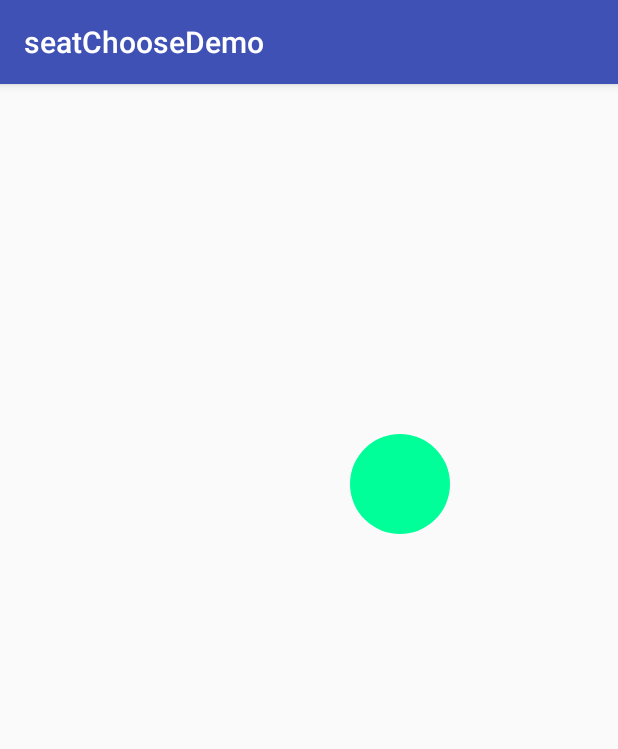
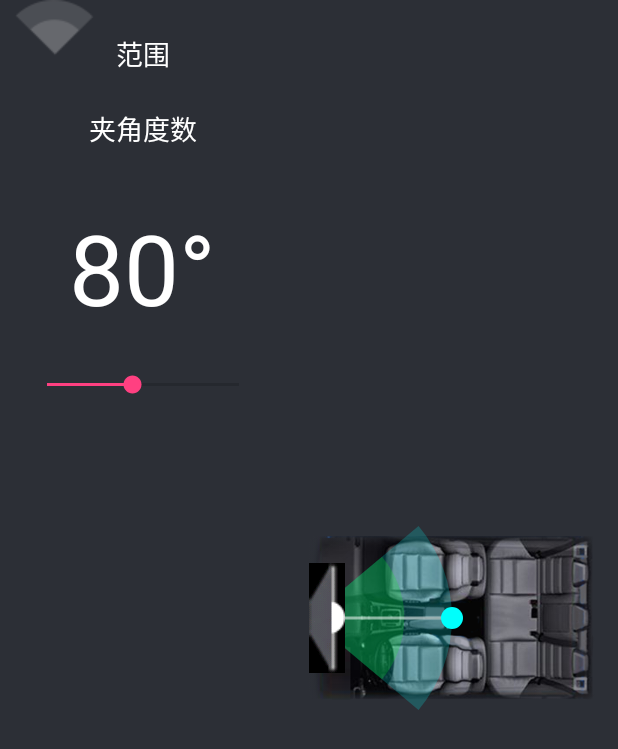
Before and after one commit to wangxiaoxiaohan/seatChooseDemo, an Android app: the screen it shows after launch (MainActivity), on a phone screen of 412 x 824 dp. Shown: the top 749 px of the screen. Run offline under Robolectric (Android 15) with nearby library versions, the light colour scheme and no system bars.

Commit message:
2018.4.3  17:00

```diff
--- a/app/src/main/java/com/example/lhd/seatchoosedemo/MainActivity.java
+++ b/app/src/main/java/com/example/lhd/seatchoosedemo/MainActivity.java
@@ -1,13 +1,51 @@
 package com.example.lhd.seatchoosedemo;
 
+import android.app.Activity;
 import android.support.v7.app.AppCompatActivity;
 import android.os.Bundle;
+import android.view.Window;
+import android.widget.SeekBar;
+import android.widget.TextView;
 
-public class MainActivity extends AppCompatActivity {
+public class MainActivity extends Activity {
+    private sectorView sectorView;
+    private SeekBar seekBar;
+    private TextView angeleText;
 
     @Override
     protected void onCreate(Bundle savedInstanceState) {
         super.onCreate(savedInstanceState);
+        requestWindowFeature(Window.FEATURE_NO_TITLE);
         setContentView(R.layout.activity_main);
+        initView();
+        initListener();
+
+
+    }
+    private  void initView(){
+        sectorView=findViewById(R.id.cccc);
+        seekBar=findViewById(R.id.seekbar);
+        angeleText=findViewById(R.id.angleText);
+
+        seekBar.setMax(180);
+        seekBar.setProgress(80);
+        sectorView.setDegree(80);
+
+    }
+    private  void initListener(){
+        seekBar.setOnSeekBarChangeListener(new SeekBar.OnSeekBarChangeListener() {
+            @Override
+            public void onProgressChanged(SeekBar seekBar, int i, boolean b) {
+                sectorView.setDegree(seekBar.getProgress());
+                angeleText.setText(i+"°");
+            }
+            @Override
+            public void onStartTrackingTouch(SeekBar seekBar) {
+            }
+            @Override
+            public void onStopTrackingTouch(SeekBar seekBar) {
+             //   sectorView.setDegree(seekBar.getProgress());
+            }
+        });
     }
 }
--- a/app/src/main/java/com/example/lhd/seatchoosedemo/sectorView.java
+++ b/app/src/main/java/com/example/lhd/seatchoosedemo/sectorView.java
@@ -12,31 +12,30 @@ import android.graphics.drawable.Drawable;
 import android.support.annotation.Nullable;
 import android.support.v4.widget.ViewDragHelper;
 import android.util.AttributeSet;
+import android.util.Log;
 import android.util.TypedValue;
 import android.view.MotionEvent;
 import android.view.View;
 import android.widget.FrameLayout;
 import android.widget.ImageView;
+import android.widget.LinearLayout;
 
 /**
  * Created by LHD on 2018/4/2.
  */
 
 public class sectorView extends View {
-    private  int  degree;
-    private  float InRadius;
-    private  float OutRadius;
+    private  float  degree;
     private  Drawable mirrorImage;
-    int mLastX=400;
-    int mLastY=400;
+    int mLastX;
+    int mLastY;
     private Paint mdragCirclePaint;
     private  Paint mInPaint;
     private  Paint mOutPaint;
+    private  Paint mLinePaint;
+    private  Paint mBitmapPaint;
     private Bitmap mirrorBitmap;
-
-
-
-
+    private  float LineAngle;
 
     public sectorView(Context context) {
         super(context);
@@ -47,28 +46,40 @@ public class sectorView extends View {
 
         TypedArray array=context.obtainStyledAttributes(attrs,R.styleable.sectorView);
 
-            this.degree=array.getInt(R.styleable.sectorView_degree,180);
-            this.InRadius=array.getDimensionPixelSize(R.styleable.sectorView_radius,(int) TypedValue.applyDimension(
-                    TypedValue.COMPLEX_UNIT_PX, 20, getResources().getDisplayMetrics()));
+   //         this.degree=array.getInt(R.styleable.sectorView_degree,180);
+   //            this.InRadius=array.getDimensionPixelSize(R.styleable.sectorView_radius,(int) TypedValue.applyDimension(
+   //                    TypedValue.COMPLEX_UNIT_PX, 20, getResources().getDisplayMetrics()));
             this.mirrorImage=array.getDrawable(R.styleable.sectorView_mirrorImage);
+
         array.recycle();
 
         mirrorBitmap=DrawableToBitmap(mirrorImage);
+
+        //小球
         mdragCirclePaint=new Paint();
         mdragCirclePaint.setAntiAlias(true);
-        mdragCirclePaint.setColor(Color.parseColor("#00ff99"));
+        mdragCirclePaint.setColor(Color.parseColor("#00fffc"));
 
+         //范围绿色
         mInPaint=new Paint();
         mInPaint.setAntiAlias(true);
-        mInPaint.setColor(Color.parseColor("#00ff18"));
+        mInPaint.setColor(Color.parseColor("#3300ff18"));
 
-
+        // 范围蓝色
         mOutPaint=new Paint();
         mOutPaint.setAntiAlias(true);
-        mOutPaint.setColor(Color.parseColor("#00fffc"));
+        mOutPaint.setColor(Color.parseColor("#3300fffc"));
 
-
-
+        //球和后视镜的连接线
+         mLinePaint=new Paint();
+         mLinePaint.setAntiAlias(true);
+         mLinePaint.setColor(Color.parseColor("#88ffffff"));
+         mLinePaint.setStrokeWidth(3);
+         //画后视镜图案
+         mBitmapPaint=new Paint();
+         mBitmapPaint.setAntiAlias(true);
+         mBitmapPaint.setFilterBitmap(true);
+         mBitmapPaint.setDither(true);
 
     }
 
@@ -79,19 +90,31 @@ public class sectorView extends View {
 
     @Override
     protected void onDraw(Canvas canvas) {
+        //获取控件宽高
         int x=getWidth()/2;
         int y=getHeight()/2;
-         float retcfBorder= (float) Math.sqrt(mLastX*mLastX+mLastY*mLastY);
+         int drawableWidth=mirrorBitmap.getWidth();
+         int drawableHeight=mirrorBitmap.getHeight();
+        //设置扇形的轮廓矩形
+         float retcfBorder= (float) Math.sqrt(mLastX*mLastX+(y-mLastY)*(y-mLastY));
          RectF rectF=new RectF(-retcfBorder,y-retcfBorder,retcfBorder,y+retcfBorder);
+         float inRetcfBorder=retcfBorder*2/3;
+         RectF inRectF =new RectF(-inRetcfBorder,y-inRetcfBorder,inRetcfBorder,y+inRetcfBorder);
+       // 中间线的角度
+         float MidAnglePi= (float) Math.atan((float)(mLastY-y)/mLastX);
+         float MidAngle=(float) ((MidAnglePi*180)/Math.PI);
+         LineAngle=MidAngle;
 
-         canvas.drawCircle(mLastX,mLastY,50,mdragCirclePaint);
-//         float sweepAnglePi= (float) Math.atan((y-mLastY)/mLastX);
-//         float sweepAngle= (float) (sweepAnglePi*180/Math.PI);
+      // 扫过的角度
 
-       //  canvas.drawArc(rectF,0-sweepAngle/2,sweepAngle,true,mOutPaint);
+         float sweepAngle= degree;
+       // 画圆，画扇形,画连接线
+         canvas.drawArc(rectF,MidAngle-sweepAngle/2,sweepAngle,true,mOutPaint);
+         canvas.drawArc(inRectF,MidAngle-sweepAngle/2,sweepAngle,true,mInPaint);
+         canvas.drawLine(0,y,mLastX,mLastY,mLinePaint);
+         canvas.drawCircle(mLastX,mLastY,11,mdragCirclePaint);
+         canvas.drawBitmap(mirrorBitmap,0,y-drawableHeight/2,mBitmapPaint);
          super.onDraw(canvas);
-
-
 
 
     }
@@ -102,27 +125,36 @@ public class sectorView extends View {
     }
 
     @Override
+    protected void onSizeChanged(int w, int h, int oldw, int oldh) {
+        super.onSizeChanged(w, h, oldw, oldh);
+        mLastX=w/2;
+        mLastY=h/2;
+    }
+
+    @Override
     public boolean onTouchEvent(MotionEvent event) {
-               int x= (int) event.getRawX();
-               int y= (int) event.getRawY();
+               int x= (int) event.getX();
+               int y= (int) event.getY();
                switch (event.getAction()){
                 case  MotionEvent.ACTION_DOWN :
-                if (Math.sqrt(x-mLastX)>50 && Math.sqrt(y-mLastY)>50)
+                    if (Math.abs(x-mLastX)<35 || Math.abs(y-mLastY)<35){
+
                         return  true;
+                    }
                     break;
                 case  MotionEvent.ACTION_MOVE:
 
-
-
+                    mLastX=x;
+                    mLastY=y;
+                    invalidate();
+                    Log.d("看我看我", "onDraw: "+ LineAngle);
                     break;
                 case  MotionEvent.ACTION_UP:
 
                     break;
 
            }
-        mLastX=x;
-        mLastY=y;
-        return true;
+          return  true;
     }
 
     private Bitmap DrawableToBitmap(Drawable drawable){
@@ -136,5 +168,17 @@ public class sectorView extends View {
         drawable.draw(canvas);//将drawable 画bitmap画布上。
         return bitmap;
     }
+   public  void  setDegree(float f){
+        this.degree=f;
+        invalidate();
 
      }
+     public int getUserAngle(){
+       return (int) degree;
+     }
+     public float getLineAngle(){
+         return  LineAngle;
+
+     }
+
+}
--- /dev/null
+++ b/app/src/main/res/drawable/seekbarprogress.xml
@@ -0,0 +1,14 @@
+<?xml version="1.0" encoding="utf-8"?>
+
+<layer-list xmlns:android="http://schemas.android.com/apk/res/android">
+    <item>
+        <shape
+            android:shape="line">
+           <solid android:color="#00ff18"></solid>
+
+        </shape>
+    </item>
+
+
+
+</layer-list>
--- a/app/src/main/res/layout/activity_main.xml
+++ b/app/src/main/res/layout/activity_main.xml
@@ -1,13 +1,79 @@
 <?xml version="1.0" encoding="utf-8"?>
-<FrameLayout xmlns:android="http://schemas.android.com/apk/res/android"
+<LinearLayout xmlns:android="http://schemas.android.com/apk/res/android"
     xmlns:app="http://schemas.android.com/apk/res-auto"
+    android:orientation="horizontal"
     xmlns:tools="http://schemas.android.com/tools"
     android:layout_width="match_parent"
     android:layout_height="match_parent"
+    android:background="@color/bg"
     tools:context="com.example.lhd.seatchoosedemo.MainActivity">
 
-    <com.example.lhd.seatchoosedemo.sectorView
-        android:layout_width="match_parent"
-        android:layout_height="match_parent" />
+    <LinearLayout
+        android:orientation="vertical"
+        android:layout_weight="1"
+        android:layout_width="0dp"
+        android:layout_height="match_parent">
+        <RelativeLayout
 
-</FrameLayout>
+            android:layout_width="match_parent"
+            android:layout_height="wrap_content">
+            <ImageView
+                android:layout_centerVertical="true"
+                android:id="@+id/scpoeImage"
+                android:layout_alignParentLeft="true"
+                android:src="@drawable/scope"
+                android:layout_width="wrap_content"
+                android:layout_height="wrap_content" />
+            <TextView
+                android:textSize="18sp"
+                android:textColor="@color/white"
+                android:layout_marginLeft="5dp"
+                android:layout_centerVertical="true"
+                android:layout_toRightOf="@id/scpoeImage"
+                android:text="范围"
+                android:layout_width="wrap_content"
+                android:layout_height="wrap_content" />
+        </RelativeLayout>
+        <TextView
+          android:layout_marginBottom="15dp"
+            android:textSize="18sp"
+            android:textColor="@color/white"
+            android:layout_gravity="center_horizontal"
+            android:text="夹角度数"
+            android:layout_width="wrap_content"
+            android:layout_height="wrap_content" />
+        <TextView
+            android:layout_marginTop="20dp"
+            android:layout_marginBottom="10dp"
+            android:text="80°"
+            android:layout_gravity="center_horizontal"
+            android:textSize="65sp"
+            android:id="@+id/angleText"
+            android:textColor="@color/white"
+            android:layout_width="wrap_content"
+            android:layout_height="wrap_content" />
+
+        <android.support.v7.widget.AppCompatSeekBar
+            android:layout_margin="15dp"
+            android:id="@+id/seekbar"
+            android:layout_width="match_parent"
+            android:layout_height="wrap_content" />
+    </LinearLayout>
+    <FrameLayout
+        android:layout_margin="15dp"
+        android:layout_width="0dp"
+        android:layout_weight="1"
+        android:layout_height="match_parent">
+         <ImageView
+             android:src="@drawable/car_seat"
+             android:layout_width="match_parent"
+             android:layout_height="match_parent" />
+        <com.example.lhd.seatchoosedemo.sectorView
+            app:mirrorImage="@drawable/ic_mirror"
+            android:id="@+id/cccc"
+            android:layout_width="match_parent"
+            android:layout_height="match_parent" />
+
+    </FrameLayout>
+
+</LinearLayout>
--- a/app/src/main/res/values/attrs.xml
+++ b/app/src/main/res/values/attrs.xml
@@ -3,7 +3,7 @@
 
     <declare-styleable name="sectorView">
         <attr name="mirrorImage" format="reference" />
-        <attr name="degree" format="integer"/>
+
         <attr name="radius" format="dimension"/>
 
     </declare-styleable>
--- a/app/src/main/res/values/colors.xml
+++ b/app/src/main/res/values/colors.xml
@@ -3,4 +3,6 @@
     <color name="colorPrimary">#3F51B5</color>
     <color name="colorPrimaryDark">#303F9F</color>
     <color name="colorAccent">#FF4081</color>
+    <color name="bg">#2c2f36</color>
+    <color name="white">#ffffff</color>
 </resources>
--- a/app/src/main/res/values/strings.xml
+++ b/app/src/main/res/values/strings.xml
@@ -1,3 +1,4 @@
 <resources>
     <string name="app_name">seatChooseDemo</string>
+
 </resources>
```
Also changed, not shown: app/src/main/res/drawable/car_seat.png (added), app/src/main/res/drawable/ic_mirror.png (added), app/src/main/res/drawable/scope.png (added). Lines whose indentation alone changed are shown as unchanged.
